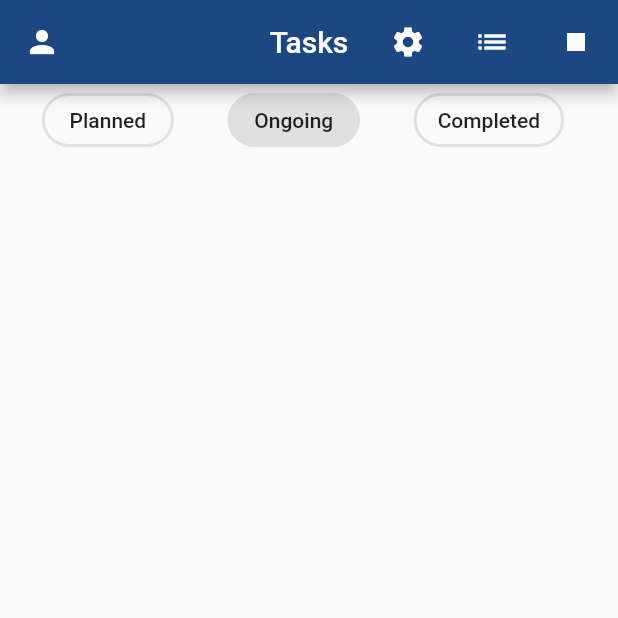
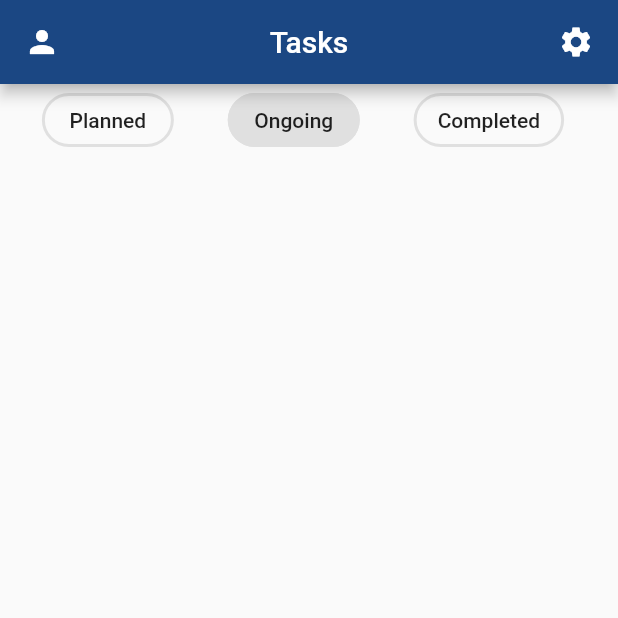
Before and after one commit to TeamCodious/mobile_workforce, a Flutter app: the HomePage screen opened directly, on a phone screen of 412 x 824 dp, the top half of it. Run offline on Flutter 3.47's test engine with Material 2 defaults, Android fonts, the phone set to English and light mode, and no system bars; our stand-ins replace connectivity, expandable, flutter_hooks, flutter_local_notifications, geolocator, google_maps_flutter and 2 more; missing offline and left inert: android_alarm_manager, location_permissions; accounts and stored records are empty; network calls fail.

Commit message:
refactor: clean up some code

```diff
--- a/lib/global.dart
+++ b/lib/global.dart
@@ -36,7 +36,7 @@ class SQLite {
   }
   static Future<void> insertPosition(Position position) async {
     final uuid = Uuid();
-    final Location_BackUp location = Location_BackUp(id: uuid.v4(), latitude: position.latitude, longitude: position.longitude, time: DateTime.now().toUtc().millisecondsSinceEpoch);
+    final LocationBackUp location = LocationBackUp(id: uuid.v4(), latitude: position.latitude, longitude: position.longitude, time: DateTime.now().toUtc().millisecondsSinceEpoch);
     final Database db = await setUpDB();
     await db.insert(
       'locations',
@@ -46,11 +46,11 @@ class SQLite {
     final los = await locations();
     print(los.length);
   }
-  static Future<List<Location_BackUp>> locations() async {
+  static Future<List<LocationBackUp>> locations() async {
     final Database db = await setUpDB();
     final List<Map<String, dynamic>> maps = await db.query('locations');
     return List.generate(maps.length, (i) {
-      return Location_BackUp(
+      return LocationBackUp(
         id: maps[i]['id'],
         latitude: maps[i]['latitude'],
         longitude: maps[i]['longitude'],
--- a/lib/models.dart
+++ b/lib/models.dart
@@ -71,12 +71,12 @@ class User {
   }
 }
 
-class Location_BackUp {
+class LocationBackUp {
   String id;
   double latitude;
   double longitude;
   int time;
-  Location_BackUp({this.id, this.latitude, this.longitude, this.time});
+  LocationBackUp({this.id, this.latitude, this.longitude, this.time});
   Map<String, dynamic> toMap() {
     return {
       'id': id,
--- a/lib/pages/home_page.dart
+++ b/lib/pages/home_page.dart
@@ -23,7 +23,9 @@ class HomePage extends HookWidget {
     final tabController = useTabController(initialLength: 5);
 
     useEffect(() {
-      startTracking();
+      // WARNING:
+      // This function will be run at the background even if app is terminated. After testing this function, don't forget to uninstall the app.
+      // startTracking();
       return () {};
     }, []);
 
@@ -49,29 +51,6 @@ class HomePage extends HookWidget {
                         builder: (BuildContext context) => SettingsPage()));
               },
               icon: Icon(Icons.settings),
-            ),
-          ),
-          Tooltip( //For debug
-            message: 'See backups',
-            child: ActionButton(
-              onPressed: () async {
-                final locations = await SQLite.locations();
-                print(locations.length);
-                locations.forEach((element) {
-                  print('${element.id} ${element.latitude} ${element.longitude} ${DateTime.fromMillisecondsSinceEpoch(element.time)} ${element.time}');
-                });
-              },
-              icon: Icon(Icons.list),
-            ),
-          ),
-
-          Tooltip( //For debug
-            message: 'See backups',
-            child: ActionButton(
-              onPressed: () async {
-                await AndroidAlarmManager.cancel(Global.BACKGROUND_TASK_ID);
-              },
-              icon: Icon(Icons.stop),
             ),
           )
         ],
```
